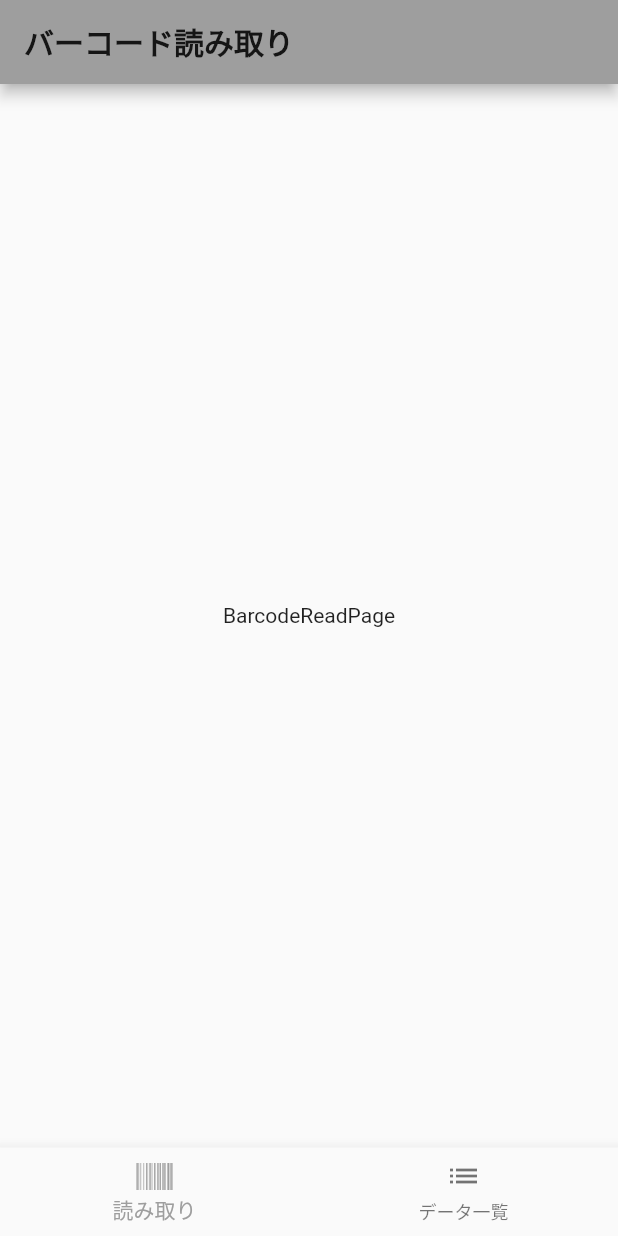
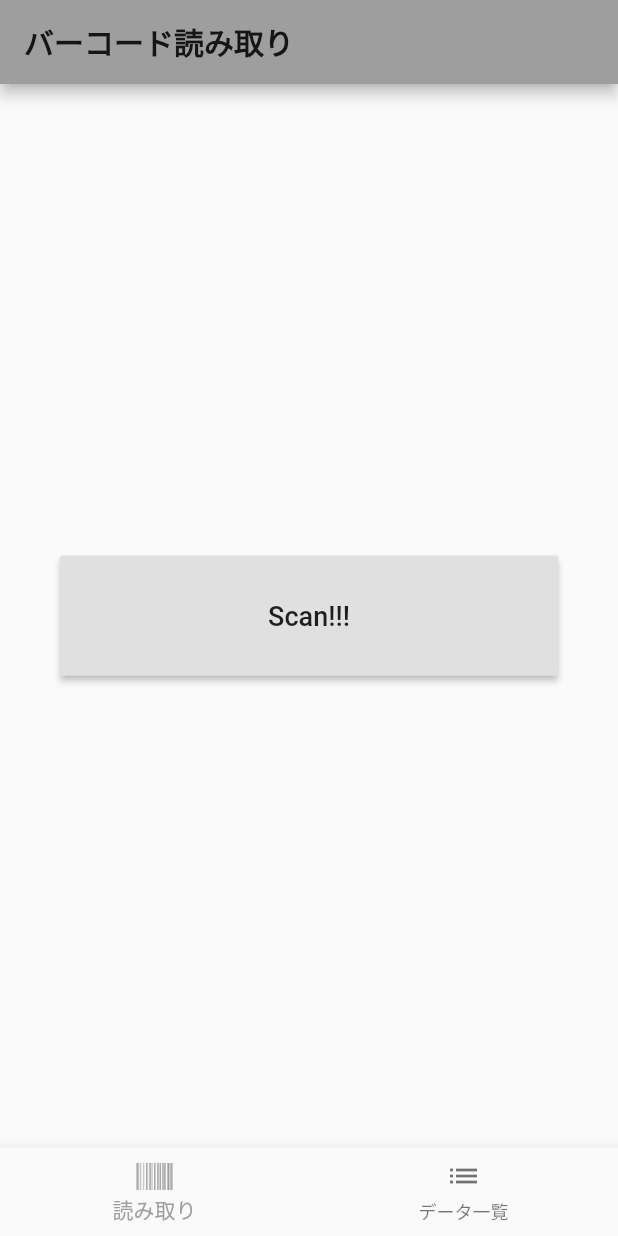
Before and after one commit to waterbook59/barcode-app, a Flutter app: the screen it shows after launch, on a phone screen of 412 x 824 dp. Run offline on Flutter 3.47's test engine with Material 2 defaults, Android fonts, the phone set to English and light mode, and no system bars; our stand-ins replace font_awesome_flutter; Roboto replaces fonts that are missing (NotoSansJP-Bold, tegaki_kaku).

Commit message:
flutter_barcode_scannerパッケージ追加

```diff
--- a/lib/views/barcode_read/barcode_read_page.dart
+++ b/lib/views/barcode_read/barcode_read_page.dart
@@ -1,4 +1,4 @@
-import 'package:barcodeapp/style.dart';
+import 'package:barcodeapp/views/barcode_read/components/scan_start_button.dart';
 import 'package:flutter/material.dart';
 
 class BarcodeReadPage extends StatelessWidget {
@@ -7,19 +7,22 @@ class BarcodeReadPage extends StatelessWidget {
     return SafeArea(
         child: Scaffold(
           appBar: AppBar(
-          title: const Text(
-            'バーコード読み取り',
+            title: const Text('バーコード読み取り',
         style: TextStyle(fontWeight: FontWeight.bold),
             ),
           ),
           body: Center(
-          child: Container(
-              child: const Text(
-            'BarcodeReadPage',
-            style: TextStyle(fontFamily: boldFont),
-          )),
+              child:ScanStartButton(
+                onPressed: scanStart,
+                label: 'Scan!!!',
+                fontSize: 18,
+              )
             ),
         ),
     );
   }
+
+  //todo 押したらリーダー立ち上げて読み取り
+  void scanStart() {
   }
+}
--- /dev/null
+++ b/lib/views/barcode_read/components/scan_start_button.dart
@@ -0,0 +1,25 @@
+import 'package:barcodeapp/style.dart';
+import 'package:flutter/material.dart';
+
+class ScanStartButton extends StatelessWidget {
+  const ScanStartButton({this.onPressed,this.label,this.fontSize});
+  final VoidCallback onPressed;
+  final String label;
+  final double fontSize;
+
+  @override
+  Widget build(BuildContext context) {
+    return Padding(
+      padding: const EdgeInsets.symmetric(horizontal: 40),
+      child: SizedBox(
+        width: double.infinity,
+        height: 80,
+        child: RaisedButton(
+          onPressed: onPressed,
+          child: Text(label,
+              style: TextStyle(fontFamily: boldFont,fontSize: fontSize)),
+        ),
+      ),
+    );
+  }
+}
--- a/pubspec.yaml
+++ b/pubspec.yaml
@@ -31,6 +31,7 @@ dependencies:
   flutter_launcher_icons: ^0.8.1
   font_awesome_flutter: ^8.9.0
   provider: ^4.3.2+2
+  flutter_barcode_scanner: ^1.0.1
 
 dev_dependencies:
   flutter_test:
```
Also changed, not shown: pubspec.lock, 2 other files. Lines whose indentation alone changed are shown as unchanged.
